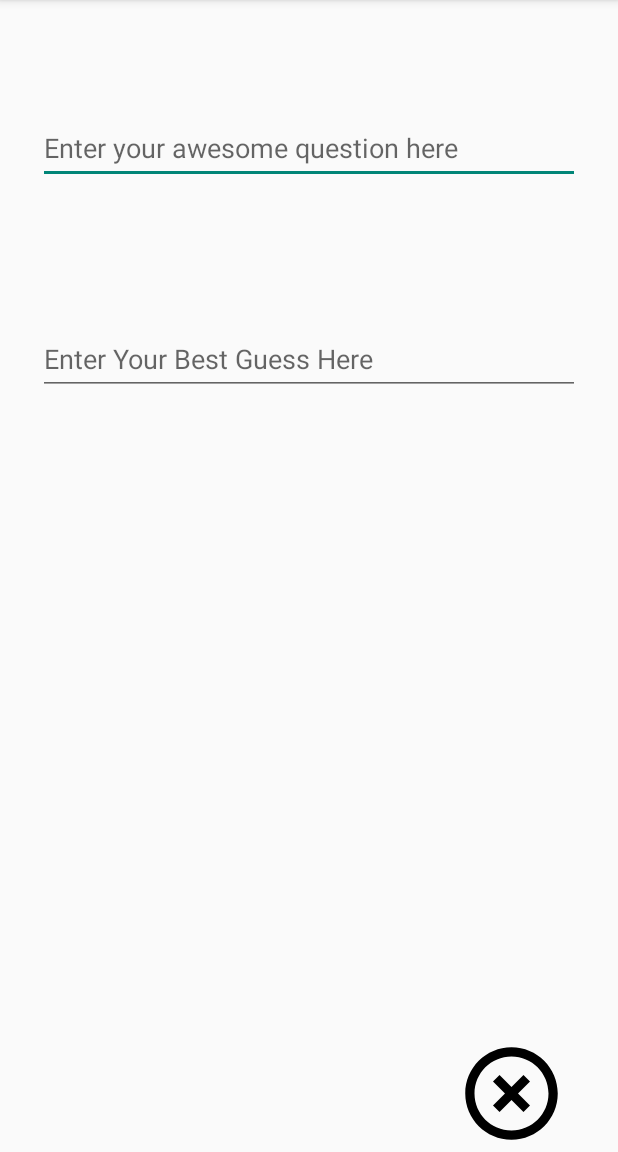
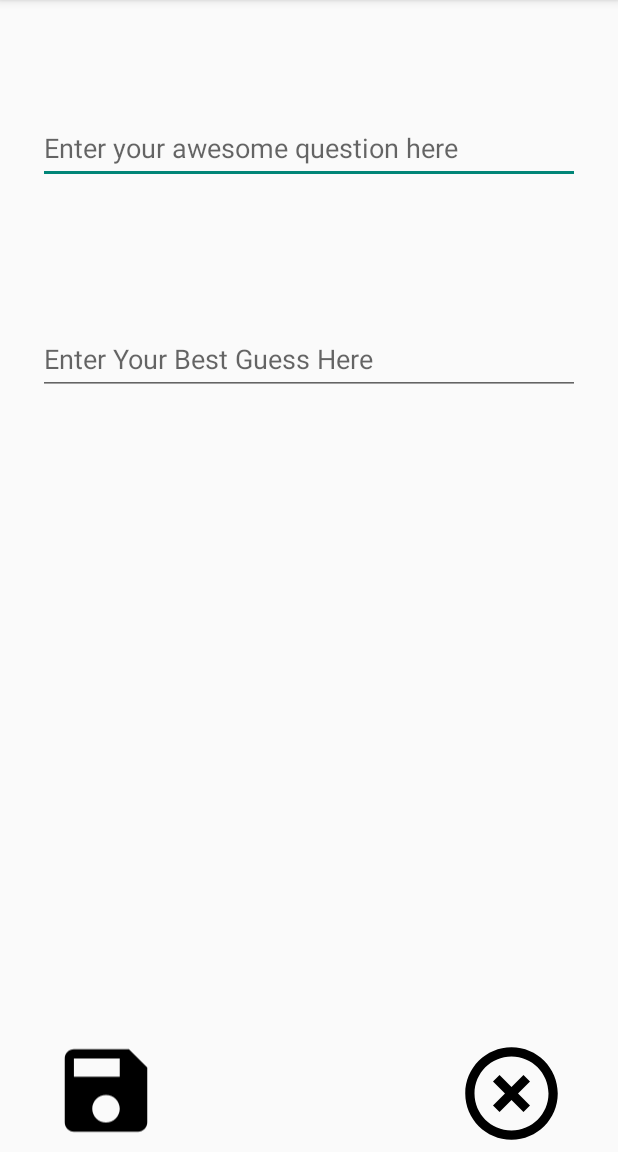
Before and after one commit to j-davila/Show_Me_The_Answer, an Android app: the screen it shows after launch (AddCardActivity), after a tap on "User selects icon to add a custom flashc", on a phone screen of 412 x 824 dp, the part 84-1236 px from its top. Run offline under Robolectric (Android 15) with nearby library versions, the phone set to English and light mode, and no system bars; 3 other taps on this screen came first.

Commit message:
Added all required features for Lab 2

```diff
--- a/app/src/main/java/com/github/noreply/a34734577j_davilausers/show_me_the_answer/MainActivity.java
+++ b/app/src/main/java/com/github/noreply/a34734577j_davilausers/show_me_the_answer/MainActivity.java
@@ -6,11 +6,20 @@ import android.os.Bundle;
 import android.support.v7.app.AppCompatActivity;
 import android.view.View;
 import android.widget.ImageView;
+import android.widget.TextView;
 
 public class MainActivity extends AppCompatActivity {
     public boolean isShowingAnswers = true;
 
     @Override
+    // Matches the request code ans returns the user input to create a new card
+    protected void onActivityResult(int requestcode, int resultcode, Intent data) {
+       if (requestcode == 100) {
+           String question_string = data.getExtras().getString("question_string");
+           String answer_string = data.getExtras().getString("answer_string");
+           ((TextView) findViewById(R.id.flashcard_question)).setText(question_string);
+       }
+    }
     protected void onCreate(Bundle savedInstanceState) {
         super.onCreate(savedInstanceState);
         setContentView(R.layout.activity_main);
@@ -86,12 +95,13 @@ public class MainActivity extends AppCompatActivity {
             }
         });
         // Interacting with the add icon takes the user to new activity to add another card
+        // If user inputs text and creates a new card the information is passed and stored here
         findViewById(R.id.add_card).setOnClickListener(new View.OnClickListener() {
             @Override
             public void onClick(View v) {
                 Intent intent = new Intent(MainActivity.this,
                         AddCardActivity.class);
-                MainActivity.this.startActivity(intent);
+                MainActivity.this.startActivityForResult(intent, 100);
             }
         });
     }
--- /dev/null
+++ b/app/src/main/res/drawable/btn_save.xml
@@ -0,0 +1,11 @@
+<vector xmlns:android="http://schemas.android.com/apk/res/android"
+        android:width="24dp"
+        android:height="24dp"
+        android:viewportWidth="24.0"
+        android:viewportHeight="24.0">
+    <path
+        android:fillColor="#FF000000"
+        android:pathData="M17,3L5,3c-1.11,0 -2,0.9 -2,2v14c0,1.1 0.89,2 2,2h14c1.1,0 2,-0.9 2,-2L21,
+        7l-4,-4zM12,19c-1.66,0 -3,-1.34 -3,-3s1.34,-3 3,-3 3,1.34 3,3 -1.34,3 -3,3zM15,9L5,
+        9L5,5h10v4z"/>
+</vector>
--- a/app/src/main/res/layout/activity_add_card.xml
+++ b/app/src/main/res/layout/activity_add_card.xml
@@ -27,7 +27,7 @@
         android:ems="10"
         android:hint="@string/question_text"
         android:importantForAutofill="no" tools:targetApi="o"
-        android:inputType="" />
+        android:inputType="textMultiLine" />
 
     <EditText
         android:id="@+id/answer_text"
@@ -39,6 +39,17 @@
         android:ems="10"
         android:hint="@string/answer_text"
         android:importantForAutofill="no" tools:targetApi="o"
-        android:inputType="" />
+        android:inputType="text" />
+
+    <ImageView
+        android:id="@+id/btn_save"
+        android:layout_width="73dp"
+        android:layout_height="82dp"
+        android:layout_alignParentStart="true"
+        android:layout_alignParentBottom="true"
+        android:layout_marginStart="34dp"
+        android:layout_marginBottom="0dp"
+        android:contentDescription="@string/btn_save"
+        app:srcCompat="@drawable/btn_save" />
 
 </RelativeLayout>
--- a/app/src/main/res/values/strings.xml
+++ b/app/src/main/res/values/strings.xml
@@ -10,4 +10,5 @@
     <string name="cancel_add">User cancels adding a new card</string>
     <string name="question_text">Enter your awesome question here</string>
     <string name="answer_text">Enter Your Best Guess Here</string>
+    <string name="btn_save">Saves user inpout and creates a new card</string>
 </resources>
```
Also changed, not shown: app/src/main/java/com/github/noreply/a34734577j_davilausers/show_me_the_answer/AddCardActivity.java (+16 -0 lines).
